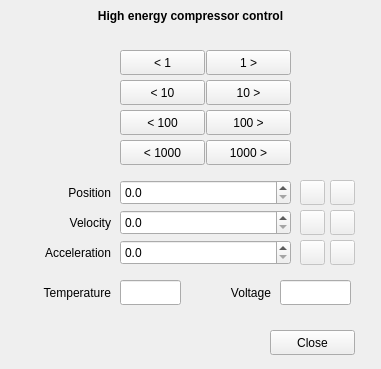
First picture: the form in Compressor/compressor.ui, repository udyni/gui, before the edit.
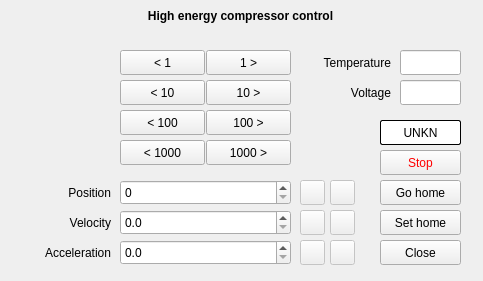
Second picture: the form after the edit. Icons and pictures are not drawn.

Commit message:
Compressor: added buttons
Added stop and home buttons

```diff
--- a/Compressor/compressor.ui
+++ b/Compressor/compressor.ui
@@ -6,8 +6,8 @@
    <rect>
     <x>0</x>
     <y>0</y>
-    <width>381</width>
-    <height>369</height>
+    <width>483</width>
+    <height>281</height>
    </rect>
   </property>
   <property name="sizePolicy">
@@ -24,7 +24,7 @@
     <normaloff>:/appicon/prism.png</normaloff>:/appicon/prism.png</iconset>
   </property>
   <widget class="QWidget" name="centralwidget">
-   <widget class="QDoubleSpinBox" name="position">
+   <widget class="QSpinBox" name="position">
     <property name="geometry">
      <rect>
       <x>120</x>
@@ -33,9 +33,6 @@
       <height>25</height>
      </rect>
     </property>
-    <property name="decimals">
-     <number>1</number>
-    </property>
    </widget>
    <widget class="QPushButton" name="position_c">
     <property name="enabled">
@@ -80,8 +77,8 @@
    <widget class="QLabel" name="label">
     <property name="geometry">
      <rect>
-      <x>210</x>
-      <y>280</y>
+      <x>330</x>
+      <y>80</y>
       <width>61</width>
       <height>25</height>
      </rect>
@@ -96,9 +93,9 @@
    <widget class="QLineEdit" name="voltage">
     <property name="geometry">
      <rect>
-      <x>280</x>
-      <y>280</y>
-      <width>71</width>
+      <x>400</x>
+      <y>80</y>
+      <width>61</width>
       <height>25</height>
      </rect>
     </property>
@@ -109,8 +106,8 @@
    <widget class="QLabel" name="label_2">
     <property name="geometry">
      <rect>
-      <x>20</x>
-      <y>280</y>
+      <x>300</x>
+      <y>50</y>
       <width>91</width>
       <height>25</height>
      </rect>
@@ -125,8 +122,8 @@
    <widget class="QLineEdit" name="temperature">
     <property name="geometry">
      <rect>
-      <x>120</x>
-      <y>280</y>
+      <x>400</x>
+      <y>50</y>
       <width>61</width>
       <height>25</height>
      </rect>
@@ -398,7 +395,7 @@
      <rect>
       <x>20</x>
       <y>0</y>
-      <width>341</width>
+      <width>441</width>
       <height>31</height>
      </rect>
     </property>
@@ -418,9 +415,9 @@
    <widget class="QPushButton" name="pb_close">
     <property name="geometry">
      <rect>
-      <x>270</x>
-      <y>330</y>
-      <width>85</width>
+      <x>380</x>
+      <y>240</y>
+      <width>81</width>
       <height>25</height>
      </rect>
     </property>
@@ -428,6 +425,71 @@
      <string>Close</string>
     </property>
    </widget>
+   <widget class="QPushButton" name="pb_sethome">
+    <property name="geometry">
+     <rect>
+      <x>380</x>
+      <y>210</y>
+      <width>81</width>
+      <height>25</height>
+     </rect>
+    </property>
+    <property name="text">
+     <string>Set home</string>
+    </property>
+   </widget>
+   <widget class="QPushButton" name="pb_gohome">
+    <property name="geometry">
+     <rect>
+      <x>380</x>
+      <y>180</y>
+      <width>81</width>
+      <height>25</height>
+     </rect>
+    </property>
+    <property name="text">
+     <string>Go home</string>
+    </property>
+   </widget>
+   <widget class="QPushButton" name="pb_stop">
+    <property name="geometry">
+     <rect>
+      <x>380</x>
+      <y>150</y>
+      <width>81</width>
+      <height>25</height>
+     </rect>
+    </property>
+    <property name="styleSheet">
+     <string notr="true">color: red</string>
+    </property>
+    <property name="text">
+     <string>Stop</string>
+    </property>
+   </widget>
+   <widget class="QLabel" name="state">
+    <property name="geometry">
+     <rect>
+      <x>380</x>
+      <y>120</y>
+      <width>81</width>
+      <height>25</height>
+     </rect>
+    </property>
+    <property name="styleSheet">
+     <string notr="true">border-radius: 2px;
+border-color: black;
+border: 1px solid;
+background-color: white;
+</string>
+    </property>
+    <property name="text">
+     <string>UNKN</string>
+    </property>
+    <property name="alignment">
+     <set>Qt::AlignCenter</set>
+    </property>
+   </widget>
   </widget>
  </widget>
  <tabstops>
```
Left out of the diff: 2 changed lines with no effect on the pictures. The commit also changes 1 other file.
